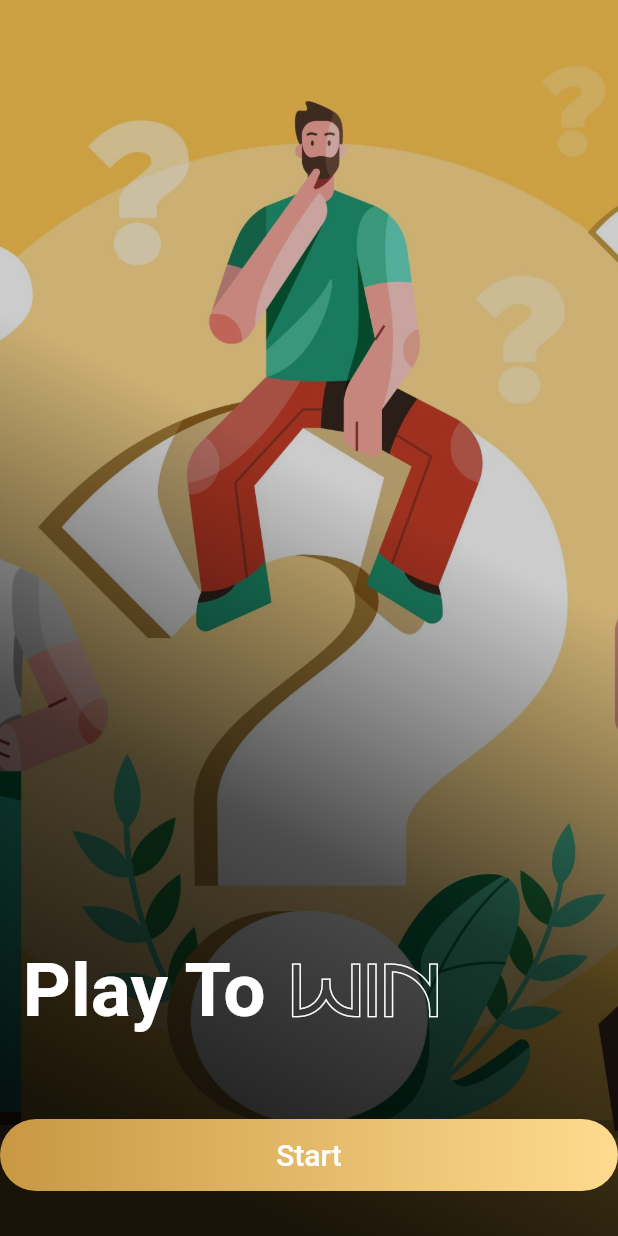
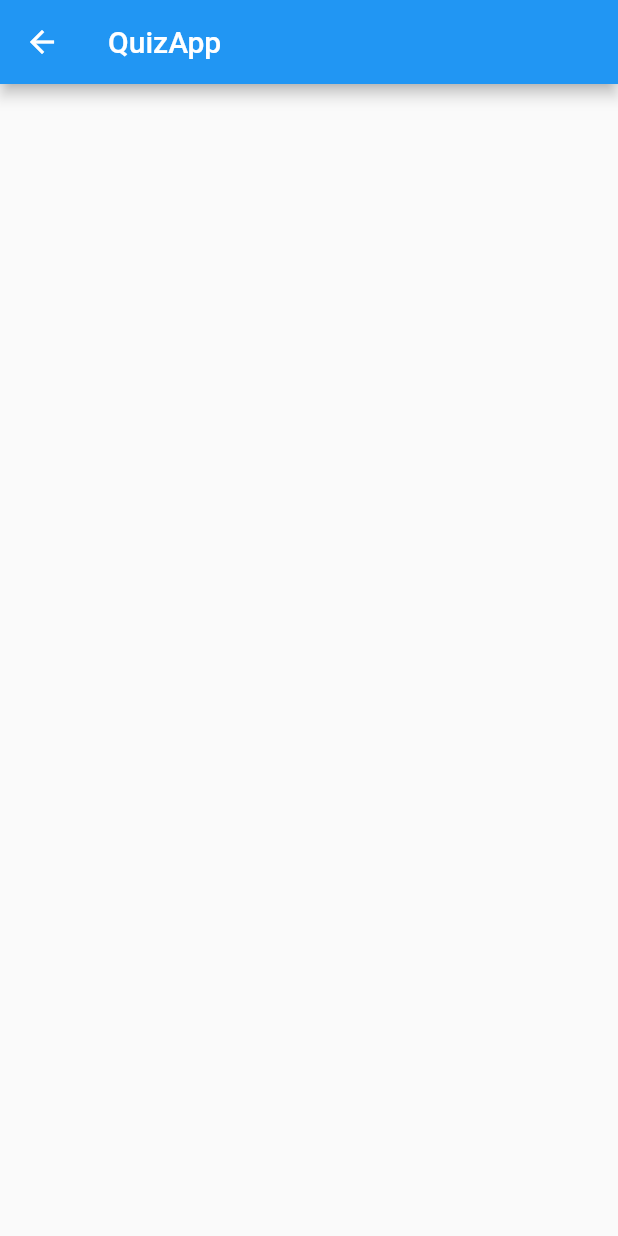
Before and after one commit to Prabhneet-Web/QuizApp, a Flutter app: the screen it shows after launch, after a tap on "Start", on a phone screen of 412 x 824 dp. Run offline on Flutter 3.47's test engine with Material 2 defaults, Android fonts, the phone set to English and light mode, and no system bars; drawn by our look-alikes of animated_text_kit; our stand-ins replace page_transition.

Commit message:
FirstPage Added!

```diff
--- /dev/null
+++ b/lib/pages/firstPage.dart
@@ -0,0 +1,10 @@
+import 'package:flutter/material.dart';
+
+class FirstPage extends StatelessWidget {
+  const FirstPage({Key? key}) : super(key: key);
+
+  @override
+  Widget build(BuildContext context) {
+    return Scaffold(appBar: AppBar(title: Text("QuizApp"),),);
+  }
+}
--- a/lib/pages/homePage.dart
+++ b/lib/pages/homePage.dart
@@ -1,8 +1,43 @@
 import 'package:animated_text_kit/animated_text_kit.dart';
 import 'package:flutter/material.dart';
+import 'package:page_transition/page_transition.dart';
+import 'package:quiz_app/pages/firstPage.dart';
 
-class HomePage extends StatelessWidget {
+class HomePage extends StatefulWidget {
   const HomePage({Key? key}) : super(key: key);
+
+  @override
+  State<HomePage> createState() => _HomePageState();
+}
+
+class _HomePageState extends State<HomePage> with TickerProviderStateMixin {
+  late AnimationController _animationController;
+  late Animation<double> _animation;
+
+  @override
+  void initState() {
+    _animationController = AnimationController(
+        vsync: this, duration: const Duration(milliseconds: 100));
+
+    _animation =
+        Tween<double>(begin: 1.0, end: 25.0).animate(_animationController);
+    super.initState();
+  }
+
+  @override
+  void dispose() {
+    _animationController.dispose();
+    super.dispose();
+  }
+
+  void onTap() {
+    _animationController.forward().then((f) => Navigator.push(
+        context,
+        PageTransition(
+            child: const FirstPage(),
+            type: PageTransitionType.rotate,
+            alignment: Alignment.bottomCenter)));
+  }
 
   @override
   Widget build(BuildContext context) {
@@ -26,7 +61,7 @@ class HomePage extends StatelessWidget {
               Row(
                 children: [
                   const SizedBox(
-                    width: 15,
+                    width: 12,
                     height: 170,
                   ),
                   const Text("Play To",
@@ -36,12 +71,12 @@ class HomePage extends StatelessWidget {
                           fontWeight: FontWeight.bold)),
                   const SizedBox(width: 15),
                   AnimatedTextKit(animatedTexts: [
-                    RotateAnimatedText("WIN",
+                    RotateAnimatedText("WIN!",
                         textStyle: const TextStyle(
                             fontSize: 50,
                             color: Colors.white,
                             fontFamily: "Horizon")),
-                    RotateAnimatedText("LOSE",
+                    RotateAnimatedText("LOSE!",
                         textStyle: const TextStyle(
                             fontSize: 50,
                             color: Colors.white,
@@ -49,8 +84,10 @@ class HomePage extends StatelessWidget {
                   ], isRepeatingAnimation: true, totalRepeatCount: 30)
                 ],
               ),
-              Container(
-                padding: EdgeInsets.only(left: 8, right: 8),
+              Padding(
+                padding: const EdgeInsets.only(
+                    left: 15.0, right: 15.0, bottom: 15.0),
+                child: Container(
                   decoration: BoxDecoration(
                       borderRadius: BorderRadius.circular(25),
                       gradient: const LinearGradient(colors: [
@@ -58,11 +95,12 @@ class HomePage extends StatelessWidget {
                         Color.fromARGB(255, 255, 219, 143)
                       ])),
                   child: MaterialButton(
-                  onPressed: () {},
+                    onPressed: () => onTap(),
                     minWidth: double.infinity,
                     child: const Text(
                       "Start",
                       style: TextStyle(color: Colors.white, fontSize: 20),
+                    ),
                   ),
                 ),
               ),
--- a/pubspec.yaml
+++ b/pubspec.yaml
@@ -35,6 +35,7 @@ dependencies:
   # Use with the CupertinoIcons class for iOS style icons.
   cupertino_icons: ^1.0.2
   animated_text_kit: ^4.2.1
+  page_transition: ^2.0.5
 
 dev_dependencies:
   flutter_test:
```
Also changed, not shown: pubspec.lock, 20 other files. Lines whose indentation alone changed are shown as unchanged.
